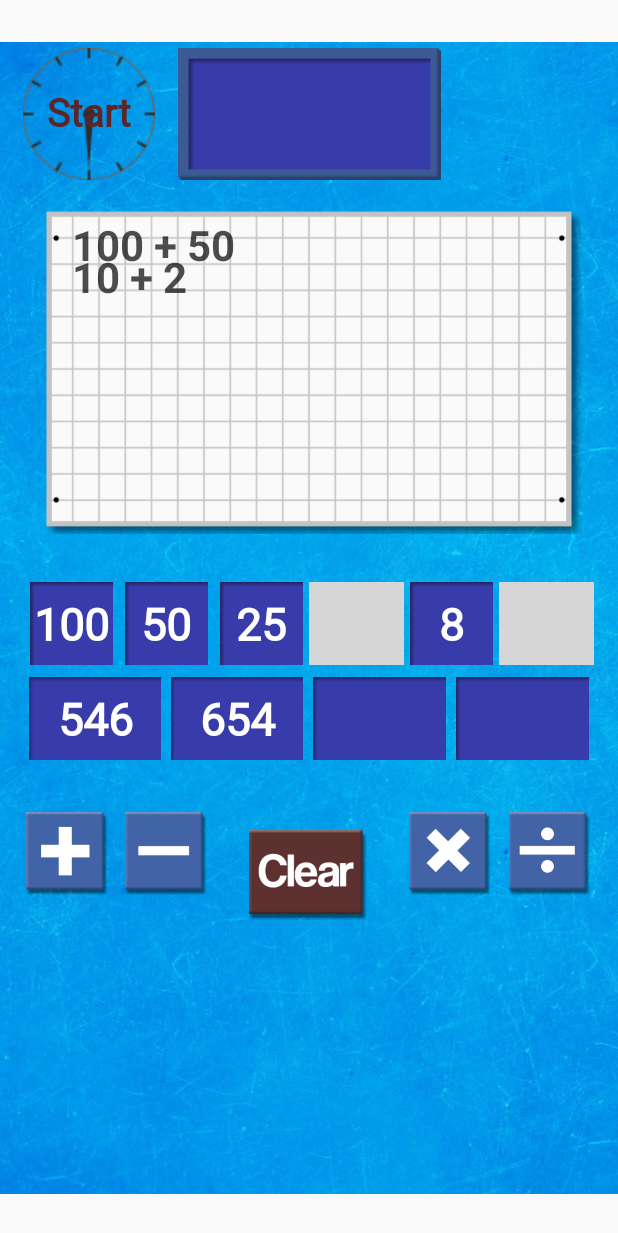
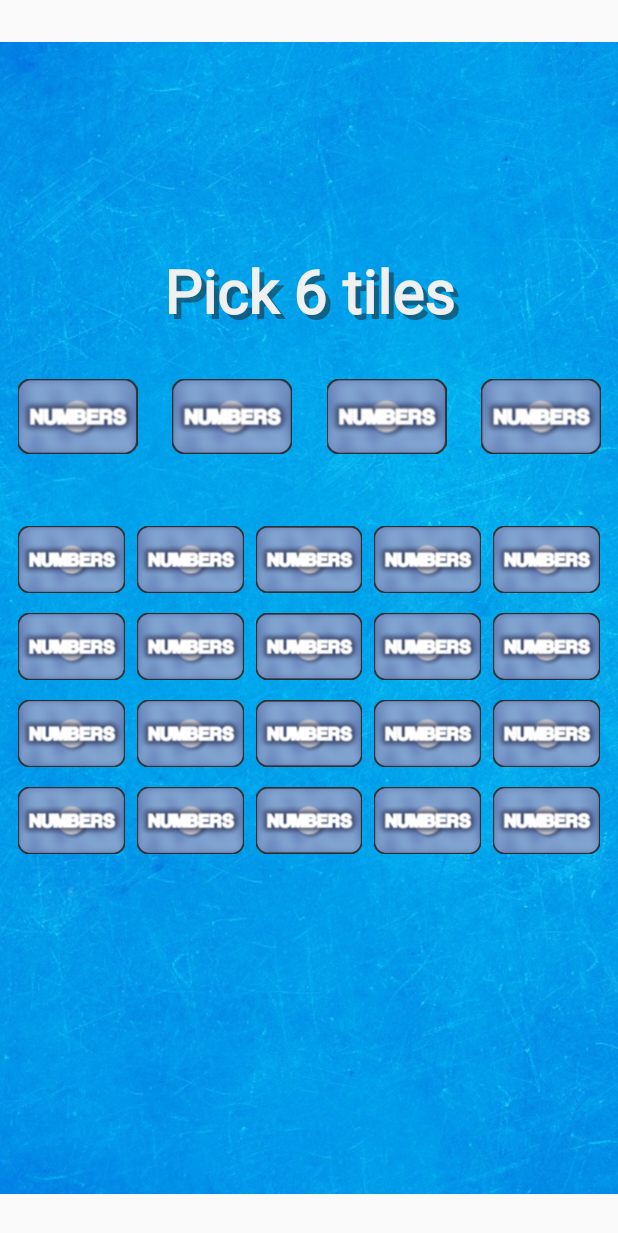
Before and after one commit to PenneySoft/Numbers-Round, an Android app: the layout activity_main.xml on its own in the app's theme, with its tools: preview values and no code run, on a phone screen of 412 x 824 dp. Shown: the top 1233 px of the screen. Run offline under Robolectric (Android 15) with nearby library versions, the phone set to English and light mode, and no system bars; Roboto replaces fonts that are not available here; grey boxes are pictures that could not be loaded.

Commit message:
4th upload.
Pics and textviews. Branched.
Background position and size fixed.
All tiles and text workign eventually, keep emulating.
Making picker screen buttons.
Buttons basically assembled.
Writing the code for the number picking screen first.
Game will start now, just make a method to clear screen and show game screen. Don't forget clock hand hide and go button show. We only want the random num tiles shown, make all orig tiles blue as this will also be used in our replay method, which will pick new numbers but of the same size. Need a button that goes back to picker screen.
Picks numbers based on random tiles chosen. But onClick doing weird things to background.
Parralax scrolling added.

Working well. Now paste the equation code. And work out the history and clear code.
(Font updated)

```diff
--- a/app/src/main/res/layout/activity_main.xml
+++ b/app/src/main/res/layout/activity_main.xml
@@ -27,7 +27,7 @@
         android:id="@+id/pickerScreen"
         android:layout_width="match_parent"
         android:layout_height="match_parent"
-        android:visibility="gone">
+        android:visibility="visible">
 
         <TextView
             android:id="@+id/pickerTitleShadow"
@@ -35,7 +35,7 @@
             android:layout_height="wrap_content"
             android:layout_marginStart="3dp"
             android:layout_marginTop="3dp"
-            android:fontFamily="@font/coolveticaF"
+            android:fontFamily="@font/coolveticaa"
             android:text="Pick 6 tiles"
             android:textColor="#80202020"
             android:textSize="40dp"
@@ -48,7 +48,7 @@
             android:layout_width="wrap_content"
             android:layout_height="wrap_content"
             android:layout_marginBottom="32dp"
-            android:fontFamily="@font/coolveticaF"
+            android:fontFamily="@font/coolveticaa"
             android:text="Pick 6 tiles"
             android:textColor="#F0F0F0"
             android:textSize="40dp"
@@ -428,7 +428,7 @@
         android:id="@+id/gameScreen"
         android:layout_width="0dp"
         android:layout_height="0dp"
-        android:visibility="visible"
+        android:visibility="gone"
         app:layout_constraintBottom_toBottomOf="parent"
         app:layout_constraintEnd_toEndOf="parent"
         app:layout_constraintStart_toStartOf="parent"
@@ -466,7 +466,7 @@
                 android:id="@+id/startButton"
                 android:layout_width="wrap_content"
                 android:layout_height="wrap_content"
-                android:fontFamily="@font/coolveticaF"
+                android:fontFamily="@font/coolveticaa"
                 android:onClick="startTimer"
                 android:text="Start"
                 android:textColor="#5F2424"
@@ -493,7 +493,7 @@
                 android:id="@+id/targetTV"
                 android:layout_width="wrap_content"
                 android:layout_height="wrap_content"
-                android:fontFamily="@font/coolveticaF"
+                android:fontFamily="@font/coolveticaa"
                 android:text="999"
                 android:textColor="@android:color/white"
                 android:textSize="55sp"
@@ -687,7 +687,7 @@
                     android:layout_width="55dp"
                     android:layout_height="55dp"
                     android:layout_weight="1"
-                    android:fontFamily="@font/coolveticaF"
+                    android:fontFamily="@font/coolveticaa"
                     android:gravity="center"
                     android:text="100"
                     android:textColor="@android:color/white"
@@ -699,7 +699,7 @@
                     android:layout_width="55dp"
                     android:layout_height="55dp"
                     android:layout_weight="1"
-                    android:fontFamily="@font/coolveticaF"
+                    android:fontFamily="@font/coolveticaa"
                     android:gravity="center"
                     android:text="50"
                     android:textColor="@android:color/white"
@@ -711,7 +711,7 @@
                     android:layout_width="55dp"
                     android:layout_height="55dp"
                     android:layout_weight="1"
-                    android:fontFamily="@font/coolveticaF"
+                    android:fontFamily="@font/coolveticaa"
                     android:gravity="center"
                     android:text="25"
                     android:textColor="@android:color/white"
@@ -723,7 +723,7 @@
                     android:layout_width="55dp"
                     android:layout_height="55dp"
                     android:layout_weight="1"
-                    android:fontFamily="@font/coolveticaF"
+                    android:fontFamily="@font/coolveticaa"
                     android:gravity="center"
                     android:text="10"
                     android:textColor="@android:color/white"
@@ -735,7 +735,7 @@
                     android:layout_width="55dp"
                     android:layout_height="55dp"
                     android:layout_weight="1"
-                    android:fontFamily="@font/coolveticaF"
+                    android:fontFamily="@font/coolveticaa"
                     android:gravity="center"
                     android:text="8"
                     android:textColor="@android:color/white"
@@ -747,7 +747,7 @@
                     android:layout_width="55dp"
                     android:layout_height="55dp"
                     android:layout_weight="1"
-                    android:fontFamily="@font/coolveticaF"
+                    android:fontFamily="@font/coolveticaa"
                     android:gravity="center"
                     android:text="2"
                     android:textColor="@android:color/white"
@@ -819,7 +819,7 @@
                     android:layout_width="80dp"
                     android:layout_height="55dp"
                     android:layout_weight="1"
-                    android:fontFamily="@font/coolveticaF"
+                    android:fontFamily="@font/coolveticaa"
                     android:gravity="center"
                     android:text="546"
                     android:textColor="@android:color/white"
@@ -831,7 +831,7 @@
                     android:layout_width="80dp"
                     android:layout_height="55dp"
                     android:layout_weight="1"
-                    android:fontFamily="@font/coolveticaF"
+                    android:fontFamily="@font/coolveticaa"
                     android:gravity="center"
                     android:text="654"
                     android:textColor="@android:color/white"
@@ -843,7 +843,7 @@
                     android:layout_width="80dp"
                     android:layout_height="55dp"
                     android:layout_weight="1"
-                    android:fontFamily="@font/coolveticaF"
+                    android:fontFamily="@font/coolveticaa"
                     android:gravity="center"
                     android:textColor="@android:color/white"
                     android:textSize="30dp"
@@ -854,7 +854,7 @@
                     android:layout_width="80dp"
                     android:layout_height="55dp"
                     android:layout_weight="1"
-                    android:fontFamily="@font/coolveticaF"
+                    android:fontFamily="@font/coolveticaa"
                     android:gravity="center"
                     android:textColor="@android:color/white"
                     android:textSize="30dp"
```
